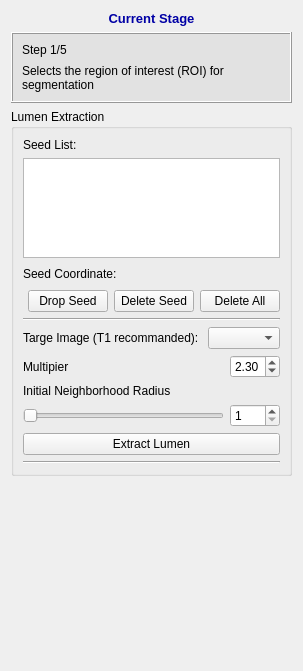
The window that codes/InteractorStyles/QInteractorStyleLumenSeedsPlacer.ui (wuzhuobin/PlaqueQuant) describes before a commit, drawn with Qt 5.
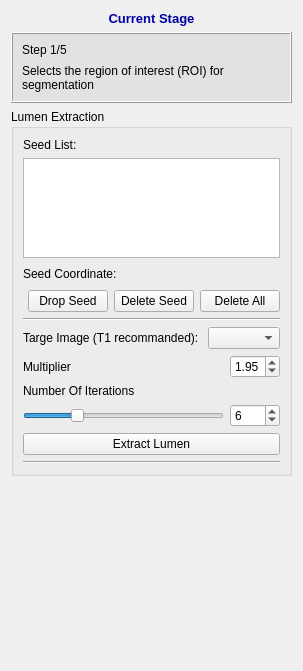
The same window after the commit.

The edit to the form file:
```diff
--- a/codes/InteractorStyles/QInteractorStyleLumenSeedsPlacer.ui
+++ b/codes/InteractorStyles/QInteractorStyleLumenSeedsPlacer.ui
@@ -233,7 +233,7 @@
         <item>
          <widget class="QLabel" name="label_4">
           <property name="text">
-           <string>Multipier</string>
+           <string>Multiplier</string>
           </property>
          </widget>
         </item>
@@ -264,14 +264,17 @@
             <height>16777215</height>
            </size>
           </property>
+          <property name="minimum">
+           <double>1.700000000000000</double>
+          </property>
           <property name="maximum">
-           <double>10.000000000000000</double>
+           <double>2.100000000000000</double>
           </property>
           <property name="singleStep">
            <double>0.100000000000000</double>
           </property>
           <property name="value">
-           <double>2.300000000000000</double>
+           <double>1.950000000000000</double>
           </property>
          </widget>
         </item>
@@ -280,7 +283,7 @@
       <item>
        <widget class="QLabel" name="label_3">
         <property name="text">
-         <string>Initial Neighborhood Radius</string>
+         <string>Number Of Iterations</string>
         </property>
        </widget>
       </item>
@@ -289,16 +292,16 @@
         <item>
          <widget class="QSlider" name="sliderInitNeighborhoodRadius">
           <property name="minimum">
-           <number>1</number>
+           <number>3</number>
           </property>
           <property name="maximum">
-           <number>10</number>
+           <number>15</number>
           </property>
           <property name="value">
-           <number>1</number>
+           <number>6</number>
           </property>
           <property name="sliderPosition">
-           <number>1</number>
+           <number>6</number>
           </property>
           <property name="orientation">
            <enum>Qt::Horizontal</enum>
@@ -320,10 +323,13 @@
            </size>
           </property>
           <property name="minimum">
-           <number>1</number>
+           <number>3</number>
           </property>
           <property name="maximum">
-           <number>10</number>
+           <number>15</number>
+          </property>
+          <property name="value">
+           <number>6</number>
           </property>
          </widget>
         </item>
```
Left out of the diff: 14 changed lines with no effect on the pictures.
